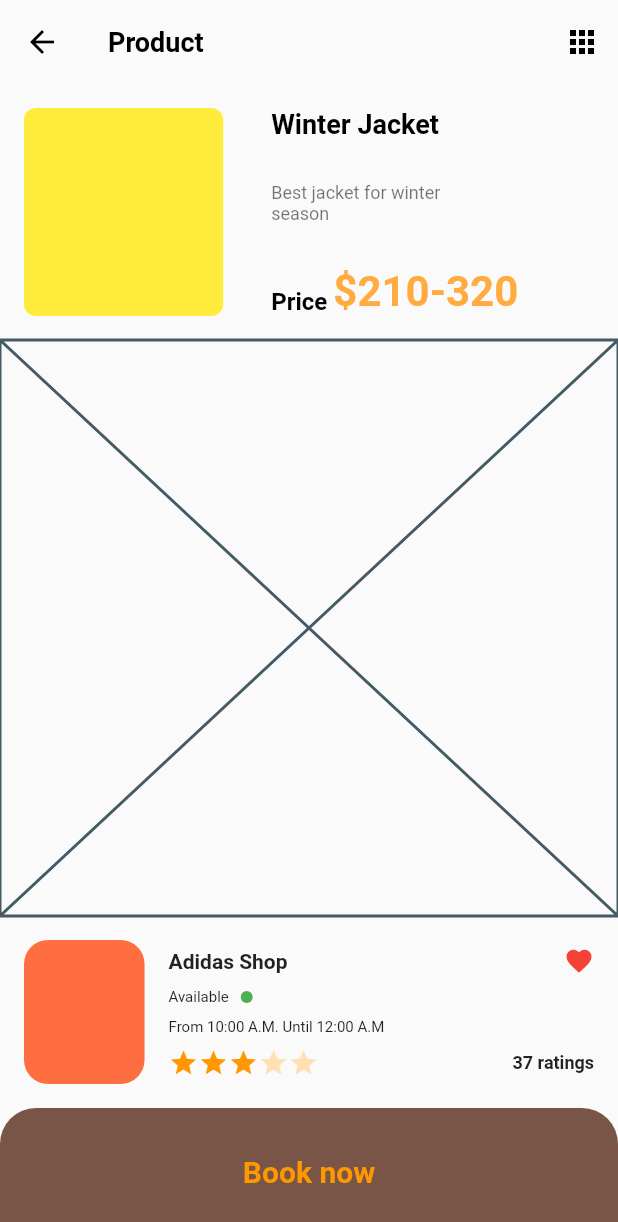
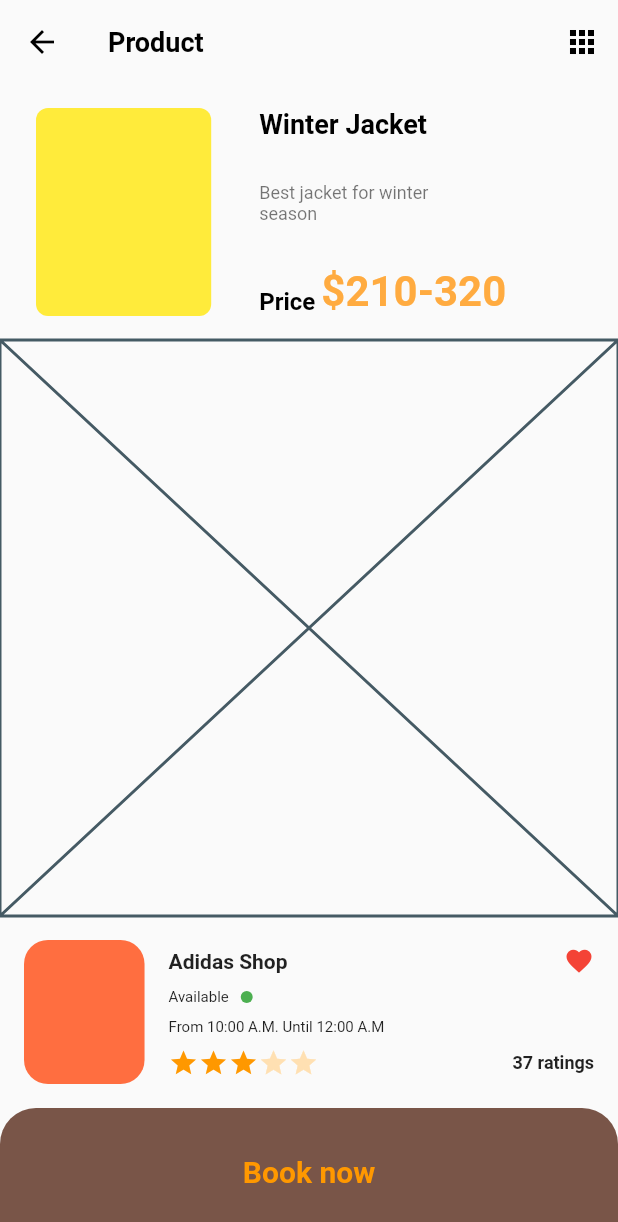
Before and after one commit to JAICHANGPARK/flutter_notebook_the_third_story, a Flutter app: the ProductPage screen opened directly, on a phone screen of 412 x 824 dp. Shown: the top 1222 px of the screen. Run offline on Flutter 3.47's test engine with Material 2 defaults, Android fonts, the phone set to English and light mode, and no system bars; our stand-ins replace badges, dotted_border, fl_chart, page_transition, percent_indicator; network calls fail.

Commit message:
Update product_page.dart

```diff
--- a/lib/travel_store_app/product_page.dart
+++ b/lib/travel_store_app/product_page.dart
@@ -37,7 +37,7 @@ class _ProductPageState extends State<ProductPage> {
                 Expanded(
                   flex: 4,
                   child: Container(
-                    margin: EdgeInsets.all(16),
+                    margin: EdgeInsets.symmetric(horizontal: 24, vertical: 16),
                     decoration: BoxDecoration(
                         color: Colors.yellow,
                         borderRadius: BorderRadius.circular(8)),
@@ -46,7 +46,8 @@ class _ProductPageState extends State<ProductPage> {
                 Expanded(
                   flex: 6,
                   child: Padding(
-                    padding: const EdgeInsets.all(16.0),
+                    padding:
+                        const EdgeInsets.symmetric(vertical: 16, horizontal: 8),
                     child: Column(
                       crossAxisAlignment: CrossAxisAlignment.start,
                       children: <Widget>[
```
